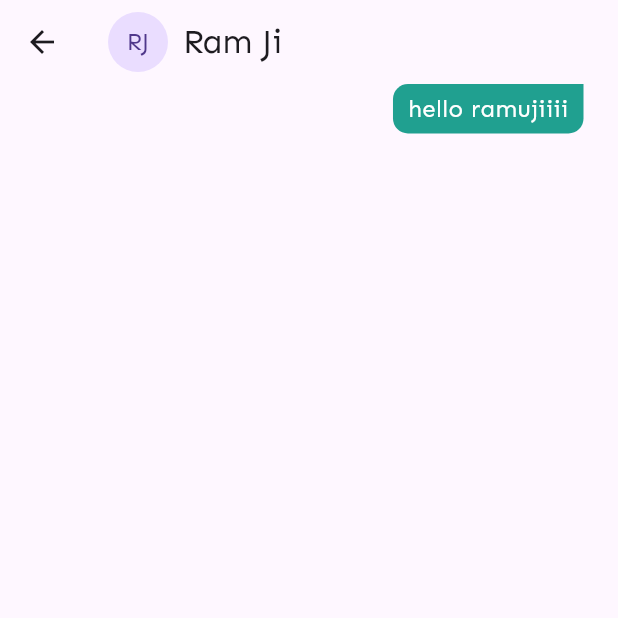
After one commit to bineshburjamagar/guffadis_chat, a Flutter app: the screen it shows after launch, after a tap on "RJ", on a phone screen of 412 x 824 dp, the top half of it. The commit adds this screen. Run offline on Flutter 3.47's test engine with Material 3 defaults, Android fonts, the phone set to English and light mode, and no system bars; our stand-ins replace flutter_animate, hooks_riverpod.

Commit message:
user text chat details

```diff
--- a/lib/config/app_colors.dart
+++ b/lib/config/app_colors.dart
@@ -3,4 +3,5 @@ import 'package:flutter/material.dart';
 class AppColors {
   static Color primaryColor = const Color(0xff5E1CCA);
   static Color darkPrimary = const Color(0xff1A1A1A);
+  static Color greenColor = const Color(0xff20A090);
 }
--- a/lib/config/app_routes.dart
+++ b/lib/config/app_routes.dart
@@ -9,6 +9,8 @@ class AppRoute {
         return OnboardingPage.route();
       case ChatListPage.routeName:
         return ChatListPage.route();
+      case ChatDetailsPage.routeName:
+        return ChatDetailsPage.route();
 
       default:
         return MaterialPageRoute(
--- /dev/null
+++ b/lib/features/chat/screens/chat_details_page.dart
@@ -0,0 +1,40 @@
+import 'package:flutter/material.dart';
+import 'package:guffadis_chat/config/config.dart';
+import 'package:hooks_riverpod/hooks_riverpod.dart';
+
+import '../widgets/user_chat_text.dart';
+
+class ChatDetailsPage extends HookConsumerWidget {
+  const ChatDetailsPage({super.key});
+  static const String routeName = "/chatdetailspage";
+  static Route route() {
+    return MaterialPageRoute(
+        settings: const RouteSettings(name: routeName),
+        builder: (_) => const ChatDetailsPage());
+  }
+
+  @override
+  Widget build(BuildContext context, WidgetRef ref) {
+    return Scaffold(
+      appBar: AppBar(
+        title: const Row(
+          children: [
+            CircleAvatar(
+              child: Text('RJ'),
+            ),
+            SizedBox(width: 10.0),
+            Text('Ram Ji'),
+          ],
+        ),
+      ),
+      body: const Padding(
+        padding: EdgeInsets.symmetric(horizontal: 23.0),
+        child: Column(
+          children: [
+            UserChatText(),
+          ],
+        ),
+      ),
+    );
+  }
+}
--- a/lib/features/chat/screens/chat_list_page.dart
+++ b/lib/features/chat/screens/chat_list_page.dart
@@ -1,4 +1,5 @@
 import 'package:flutter/material.dart';
+import 'package:guffadis_chat/features/chat/screens/export_screens.dart';
 import 'package:hooks_riverpod/hooks_riverpod.dart';
 
 class ChatListPage extends HookConsumerWidget {
@@ -34,26 +35,30 @@ class ChatListPage extends HookConsumerWidget {
         child: ListView.builder(
             padding: const EdgeInsets.only(top: 20.0),
             itemBuilder: (context, index) {
-              return const ListTile(
-                contentPadding: EdgeInsets.symmetric(horizontal: 23.0),
-                leading: CircleAvatar(
+              return ListTile(
+                contentPadding: const EdgeInsets.symmetric(horizontal: 23.0),
+                onTap: () {
+                  Navigator.pushNamed(context, ChatDetailsPage.routeName);
+                },
+                enableFeedback: true,
+                leading: const CircleAvatar(
                   child: Text('RJ'),
                 ),
-                title: Text(
+                title: const Text(
                   'Ram Ji',
                   style: TextStyle(
                     fontSize: 16.0,
                     fontWeight: FontWeight.w600,
                   ),
                 ),
-                subtitle: Text(
+                subtitle: const Text(
                   'Hello babe',
                   style: TextStyle(
                     color: Colors.grey,
                   ),
                 ),
                 isThreeLine: true,
-                trailing: Text(
+                trailing: const Text(
                   '1 min ago',
                   textAlign: TextAlign.center,
                 ),
--- a/lib/features/chat/screens/export_screens.dart
+++ b/lib/features/chat/screens/export_screens.dart
@@ -1 +1,2 @@
 export './chat_list_page.dart';
+export './chat_details_page.dart';
--- /dev/null
+++ b/lib/features/chat/widgets/export_widgets.dart
@@ -0,0 +1 @@
+export './user_chat_text.dart';
--- /dev/null
+++ b/lib/features/chat/widgets/user_chat_text.dart
@@ -0,0 +1,32 @@
+import 'package:flutter/material.dart';
+import 'package:guffadis_chat/config/config.dart';
+
+class UserChatText extends StatelessWidget {
+  const UserChatText({
+    super.key,
+  });
+
+  @override
+  Widget build(BuildContext context) {
+    return Align(
+      alignment: Alignment.topRight,
+      child: Container(
+        padding: const EdgeInsets.symmetric(horizontal: 10.0, vertical: 5.0),
+        decoration: BoxDecoration(
+          color: AppColors.greenColor,
+          borderRadius: const BorderRadius.only(
+              bottomLeft: Radius.circular(10.0),
+              topLeft: Radius.circular(10.0),
+              bottomRight: Radius.circular(10.0)),
+        ),
+        child: const Text(
+          'hello ramujiiii',
+          style: TextStyle(
+            color: Colors.white,
+            fontSize: 16.0,
+          ),
+        ),
+      ),
+    );
+  }
+}
```
